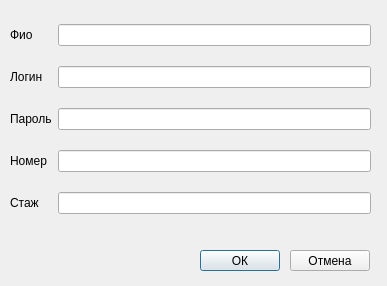
Before: the Qt Designer form lib/adddriver.ui in akosleepe/Project, drawn with Qt 5.
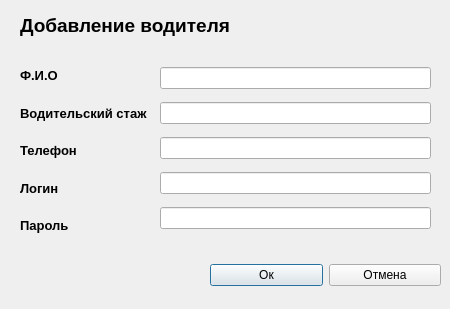
After: the same form once the commit is applied.

Patch:
```diff
--- a/lib/adddriver.ui
+++ b/lib/adddriver.ui
@@ -6,8 +6,8 @@
    <rect>
     <x>0</x>
     <y>0</y>
-    <width>387</width>
-    <height>286</height>
+    <width>450</width>
+    <height>309</height>
    </rect>
   </property>
   <property name="windowTitle">
@@ -16,90 +16,157 @@
   <widget class="QWidget" name="gridLayoutWidget">
    <property name="geometry">
     <rect>
-     <x>10</x>
-     <y>10</y>
-     <width>361</width>
-     <height>221</height>
+     <x>20</x>
+     <y>60</y>
+     <width>141</width>
+     <height>181</height>
     </rect>
    </property>
-   <layout class="QGridLayout" name="gridLayout_2">
-    <item row="1" column="1">
-     <widget class="QLineEdit" name="loginEdit"/>
+   <layout class="QVBoxLayout" name="verticalLayout">
+    <item>
+     <widget class="QLabel" name="label_4">
+      <property name="font">
+       <font>
+        <pointsize>10</pointsize>
+        <weight>75</weight>
+        <bold>true</bold>
+       </font>
+      </property>
+      <property name="text">
+       <string>Ф.И.О</string>
+      </property>
+     </widget>
     </item>
-    <item row="3" column="0">
-     <widget class="QLabel" name="label_2">
+    <item>
+     <widget class="QLabel" name="label_5">
+      <property name="font">
+       <font>
+        <pointsize>10</pointsize>
+        <weight>75</weight>
+        <bold>true</bold>
+       </font>
+      </property>
       <property name="text">
-       <string>Пароль</string>
+       <string>Водительский стаж</string>
       </property>
      </widget>
     </item>
-    <item row="1" column="0">
+    <item>
      <widget class="QLabel" name="label_6">
+      <property name="font">
+       <font>
+        <pointsize>10</pointsize>
+        <weight>75</weight>
+        <bold>true</bold>
+       </font>
+      </property>
+      <property name="text">
+       <string>Телефон</string>
+      </property>
+     </widget>
+    </item>
+    <item>
+     <widget class="QLabel" name="label_7">
+      <property name="font">
+       <font>
+        <pointsize>10</pointsize>
+        <weight>75</weight>
+        <bold>true</bold>
+       </font>
+      </property>
       <property name="text">
        <string>Логин</string>
       </property>
      </widget>
     </item>
-    <item row="4" column="1">
-     <widget class="QLineEdit" name="numberEdit"/>
+    <item>
+     <widget class="QLabel" name="label_8">
+      <property name="font">
+       <font>
+        <pointsize>10</pointsize>
+        <weight>75</weight>
+        <bold>true</bold>
+       </font>
+      </property>
+      <property name="text">
+       <string>Пароль</string>
+      </property>
+     </widget>
     </item>
-    <item row="0" column="1">
+   </layout>
+  </widget>
+  <widget class="QWidget" name="layoutWidget">
+   <property name="geometry">
+    <rect>
+     <x>160</x>
+     <y>60</y>
+     <width>271</width>
+     <height>181</height>
+    </rect>
+   </property>
+   <layout class="QVBoxLayout" name="verticalLayout_2">
+    <item>
      <widget class="QLineEdit" name="nameEdit"/>
     </item>
-    <item row="0" column="0">
-     <widget class="QLabel" name="label">
-      <property name="text">
-       <string>Фио</string>
-      </property>
-     </widget>
-    </item>
-    <item row="5" column="0">
-     <widget class="QLabel" name="label_4">
-      <property name="text">
-       <string>Стаж</string>
-      </property>
-     </widget>
-    </item>
-    <item row="3" column="1">
-     <widget class="QLineEdit" name="passwordEdit"/>
-    </item>
-    <item row="4" column="0">
-     <widget class="QLabel" name="label_3">
-      <property name="text">
-       <string>Номер</string>
-      </property>
-     </widget>
-    </item>
-    <item row="5" column="1">
+    <item>
      <widget class="QLineEdit" name="driverExpEdit"/>
     </item>
+    <item>
+     <widget class="QLineEdit" name="numberEdit"/>
+    </item>
+    <item>
+     <widget class="QLineEdit" name="loginEdit"/>
+    </item>
+    <item>
+     <widget class="QLineEdit" name="passwordEdit"/>
+    </item>
    </layout>
   </widget>
-  <widget class="QPushButton" name="acceptButton">
+  <widget class="QLabel" name="label_9">
    <property name="geometry">
     <rect>
-     <x>200</x>
-     <y>250</y>
-     <width>80</width>
-     <height>21</height>
+     <x>20</x>
+     <y>0</y>
+     <width>261</width>
+     <height>51</height>
     </rect>
    </property>
+   <property name="font">
+    <font>
+     <pointsize>14</pointsize>
+     <weight>75</weight>
+     <bold>true</bold>
+    </font>
+   </property>
    <property name="text">
-    <string>ОК</string>
+    <string>Добавление водителя</string>
    </property>
   </widget>
-  <widget class="QPushButton" name="rejectButton">
+  <widget class="QWidget" name="horizontalLayoutWidget">
    <property name="geometry">
     <rect>
-     <x>290</x>
+     <x>210</x>
      <y>250</y>
-     <width>80</width>
-     <height>21</height>
+     <width>231</width>
+     <height>51</height>
     </rect>
    </property>
-   <property name="text">
-    <string>Отмена</string>
-   </property>
+   <layout class="QHBoxLayout" name="horizontalLayout">
+    <item>
+     <widget class="QPushButton" name="acceptButton">
+      <property name="text">
+       <string>Ок</string>
+      </property>
+     </widget>
+    </item>
+    <item>
+     <widget class="QPushButton" name="rejectedButton">
+      <property name="text">
+       <string>Отмена</string>
+      </property>
+     </widget>
+    </item>
+   </layout>
   </widget>
  </widget>
  <resources/>
```
Left out of the diff: 20 changed lines with no effect on the pictures.
